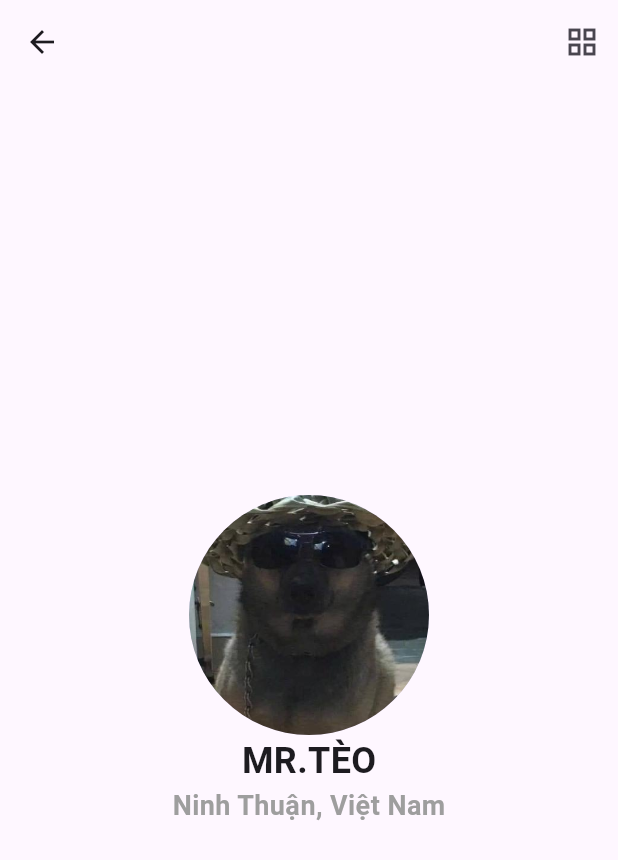
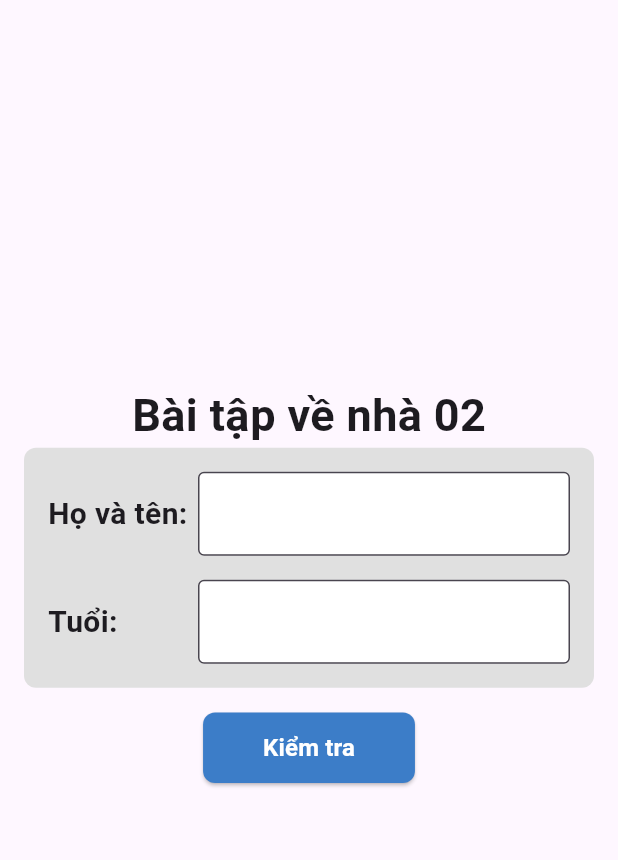
Before and after one commit to Binhnealo/BT_LTMB, a Flutter app: the screen it shows after launch, on a phone screen of 412 x 824 dp. Shown: the top 860 px of the screen. Run offline on Flutter 3.47's test engine with Material 3 defaults, Android fonts, the phone set to English and light mode, and no system bars.

Commit message:
Bai Tap 02

```diff
--- a/lib/main.dart
+++ b/lib/main.dart
@@ -1,62 +1,161 @@
 import 'package:flutter/material.dart';
 
 void main() {
-  runApp(const MyApp());
+  runApp(MyApp());
 }
 
-class MyApp extends StatelessWidget{
-  const MyApp({super.key});
+class MyApp extends StatelessWidget {
+  @override
+  Widget build(BuildContext context) {
+    return MaterialApp(
+      debugShowCheckedModeBanner: false,
+      home: AgeCheckerApp(),
+    );
+  }
+}
+
+class AgeCheckerApp extends StatefulWidget {
+  @override
+  _AgeCheckerAppState createState() => _AgeCheckerAppState();
+}
+
+class _AgeCheckerAppState extends State<AgeCheckerApp> {
+  final _nameController = TextEditingController();
+  final _ageController = TextEditingController();
+  String _result = '';
+
+  void _checkAge() {
+    String name = _nameController.text.trim();
+    int? age = int.tryParse(_ageController.text.trim());
+
+    if (name.isEmpty || age == null) {
+      setState(() {
+        _result = "Vui lòng nhập tên và tuổi hợp lệ.";
+      });
+      return;
+    }
+
+    String category;
+
+    if (age <= 2) {
+      category = "em bé";
+    } else if (age <= 6) {
+      category = "trẻ em";
+    } else if (age <= 65) {
+      category = "người lớn";
+    } else {
+      category = "người già";
+    }
+
+    setState(() {
+      _result = "$name là $category.";
+    });
+  }
 
   @override
   Widget build(BuildContext context) {
-    return  MaterialApp(
-      debugShowCheckedModeBanner: false,
-      home: Scaffold(
-        appBar: AppBar(
-           leading:  IconButton(onPressed: () {
-        print('ok');
-        }, icon: const Icon(Icons.arrow_back)),
-        actions: [IconButton(onPressed: () {
-          print('ok');
-        }, icon: const Icon(Icons.grid_view_outlined))],
+    return Scaffold(
 
-        ),
-        body: Center(
+      body: Padding(
+
+        padding: const EdgeInsets.all(16.0),
         child: Column(
           mainAxisAlignment: MainAxisAlignment.center,
           crossAxisAlignment: CrossAxisAlignment.center,
 
           children: [
-              CircleAvatar(
-                radius: 80.0,
-                backgroundImage: AssetImage('assets/images/anhcho.jpg'),
+            Text("Bài tập về nhà 02",
+            style: TextStyle(fontSize: 30, fontWeight: FontWeight.bold)),
+
+            Container(
+              padding: EdgeInsets.all(16),
+              decoration: BoxDecoration(
+                color: Colors.grey[300],
+                borderRadius: BorderRadius.circular(8),
               ),
+              child: Column(
+                crossAxisAlignment: CrossAxisAlignment.start,
+                children: [
 
-              Text("MR.TÈO",
-              style: TextStyle(fontSize: 24.0,
-                fontWeight: FontWeight.bold,
+                  Row(
+                    crossAxisAlignment: CrossAxisAlignment.center,
+                    children: [
+                      SizedBox(
+                        width: 100,
+                        child: Text("Họ và tên:", style: TextStyle(fontSize: 20, fontWeight: FontWeight.bold)),
+                      ),
+                      Expanded(
+                        child: TextField(
+                          controller: _nameController,
+                          decoration: InputDecoration(
 
+                            border: OutlineInputBorder(),
+                            filled: true,
+                            fillColor: Colors.white,
                           ),
                         ),
-              Text("Ninh Thuận, Việt Nam",
-                style: TextStyle(fontSize: 18.0,
-                fontWeight: FontWeight.bold,
-                  color: Colors.grey
+                      ),
+                    ],
+                  ),
+                  SizedBox(height: 16),
 
+
+                  Row(
+                    crossAxisAlignment: CrossAxisAlignment.center,
+                    children: [
+                      SizedBox(
+                        width: 100,
+                        child: Text("Tuổi:", style: TextStyle(fontSize: 20, fontWeight: FontWeight.bold)),
+                      ),
+                      Expanded(
+                        child: TextField(
+                          controller: _ageController,
+                          keyboardType: TextInputType.number,
+                          decoration: InputDecoration(
+                            border: OutlineInputBorder(),
+                            filled: true,
+                            fillColor: Colors.white,
                           ),
                         ),
-
+                      ),
                     ],
                   ),
-
+                ],
               ),
+            ),
+            SizedBox(height: 16),
 
 
+            Center(
+              child: ElevatedButton(
+                onPressed: _checkAge,
+                style: ElevatedButton.styleFrom(
+                  backgroundColor: Color(0xFF3C7DC8),
+                  padding: EdgeInsets.symmetric(horizontal: 40, vertical: 12),
+                  shape: RoundedRectangleBorder(
+                    borderRadius: BorderRadius.circular(8),
+                  ),
+                ),
+                child: Text(
+                  "Kiểm tra",
+                  style: TextStyle(
+                    fontSize: 16,
+                    fontWeight: FontWeight.bold,
+                    color: Colors.white,
+                  ),
+                ),
+              ),
+            ),
+            SizedBox(height: 20),
 
 
-
+            Text(
+              _result,
+              style: TextStyle(fontSize: 18, fontWeight: FontWeight.bold),
+            )
+          ],
+        ),
       ),
     );
   }
-
 }
```
Lines whose indentation alone changed are shown as unchanged.
